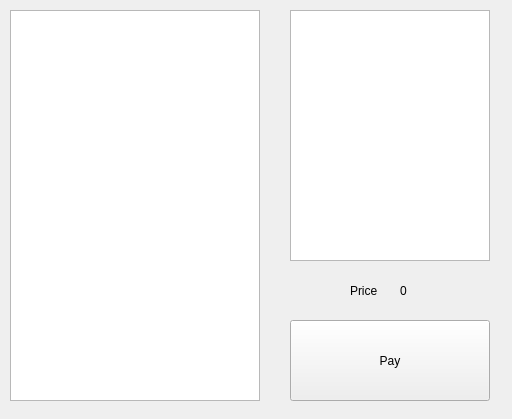
The window that payment.ui (cinxdy/Dae-Ta) describes before a commit, drawn with Qt 5.
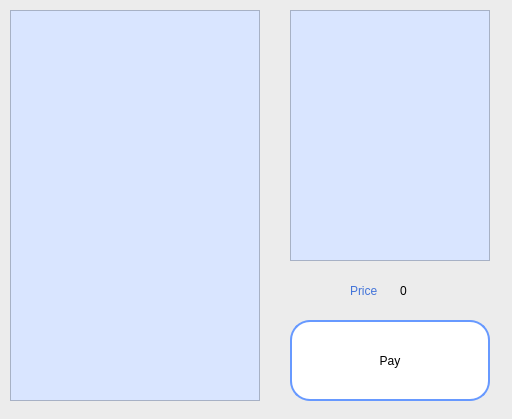
The same window after the commit. Icons and pictures are not drawn.

Diff of the .ui file:
```diff
--- a/payment.ui
+++ b/payment.ui
@@ -13,6 +13,9 @@
   <property name="windowTitle">
    <string>Payment</string>
   </property>
+  <property name="styleSheet">
+   <string notr="true">background-color:#ECECEC;</string>
+  </property>
   <widget class="QTableWidget" name="tableMenu">
    <property name="geometry">
     <rect>
@@ -22,6 +25,11 @@
      <height>391</height>
     </rect>
    </property>
+   <property name="styleSheet">
+    <string notr="true">background-color:rgb(217,229,255);
+border-image: url(:/transparent.png);
+image: url(:/qt-logo.ico);</string>
+   </property>
   </widget>
   <widget class="QTableWidget" name="tableCart">
    <property name="geometry">
@@ -32,6 +40,11 @@
      <height>251</height>
     </rect>
    </property>
+   <property name="styleSheet">
+    <string notr="true">background-color:rgb(217,229,255);
+border-image: url(:/transparent.png);
+image: url(:/qt-logo.ico);</string>
+   </property>
   </widget>
   <widget class="QLabel" name="lbPriceToPay">
    <property name="geometry">
@@ -42,6 +55,11 @@
      <height>22</height>
     </rect>
    </property>
+   <property name="styleSheet">
+    <string notr="true">color:#4374D9;
+size:15px;
+	font: 45 oblique 12pt &quot;URW Gothic L&quot;;</string>
+   </property>
    <property name="text">
     <string>Price</string>
    </property>
@@ -55,6 +73,22 @@
      <height>81</height>
     </rect>
    </property>
+   <property name="styleSheet">
+    <string notr="true">QPushButton{
+background-color:#FFFFFF;
+border: 2px solid #6799FF;
+border-radius:20px;
+font: 45 oblique 20px &quot;URW Gothic L&quot;;
+
+}
+
+QPushButton:pressed{
+background-color:rgb(197, 218, 232)
+border: 2px solid #6799FF;
+border-radius:20px;
+font-size:20px;
+}</string>
+   </property>
    <property name="text">
     <string>Pay</string>
    </property>
```
